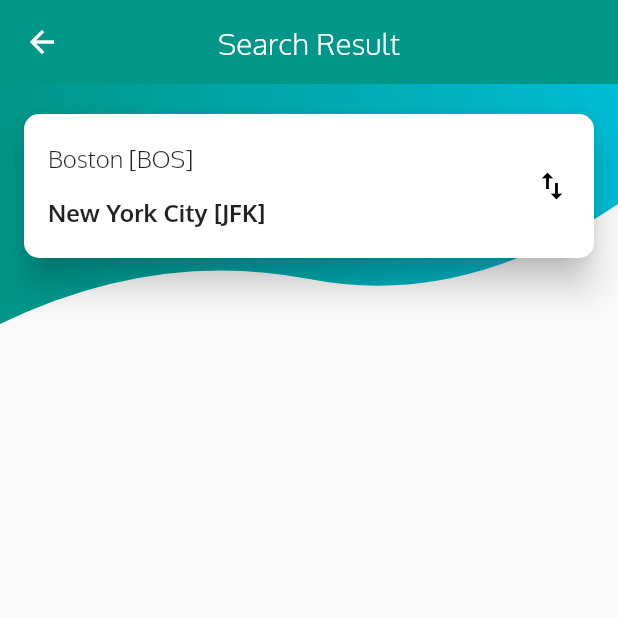
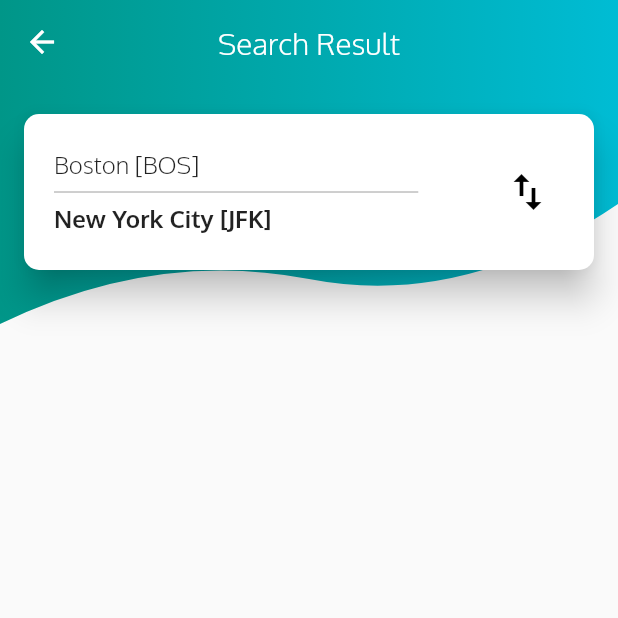
Before and after one commit to ajay1706/Flight-UI, a Flutter app: the FlightListScreen screen opened directly, on a phone screen of 412 x 824 dp, the top half of it. Run offline on Flutter 3.47's test engine with Material 2 defaults, Android fonts, the phone set to English and light mode, and no system bars; our stand-ins replace gradient_app_bar.

Commit message:
adding the top card part

```diff
--- a/flight_app/lib/flight_list.dart
+++ b/flight_app/lib/flight_list.dart
@@ -1,6 +1,7 @@
 import 'package:flight_app/custom_shape_clipper.dart';
 import 'package:flutter/material.dart';
 import './main.dart';
+import 'package:gradient_app_bar/gradient_app_bar.dart';
 
 final Color discountBackgroundColor = Colors.tealAccent.shade200;
 final Color flightBorderColor = Color(0xFFE6E6E6);
@@ -10,9 +11,12 @@ class FlightListScreen extends StatelessWidget {
   @override
   Widget build(BuildContext context) {
     return Scaffold(
-      appBar: AppBar(
+      appBar: GradientAppBar(
         elevation: 0.0,
-        title: Text("Search Result"),
+        title: Text("Search Result",style: TextStyle(fontFamily: "Oxygen"),),
+        gradient: LinearGradient(colors: [
+          Colors.teal,Colors.cyan
+        ]),
         centerTitle: true,
         leading: InkWell(
           child: Icon(Icons.arrow_back),
@@ -53,12 +57,13 @@ class FlightListTopPart extends StatelessWidget {
               margin: EdgeInsets.symmetric(horizontal: 16),
               elevation: 10,
               child: Container(
-                padding: EdgeInsets.symmetric(horizontal:16, vertical: 20),
+                padding: EdgeInsets.symmetric(horizontal:20, vertical: 24),
                 child: Row(
                   mainAxisSize: MainAxisSize.max,
-                  mainAxisAlignment: MainAxisAlignment.spaceBetween,
                   children: <Widget>[
-                    Column(
+                    Expanded(
+                      flex: 5,
+                                          child: Column(
                         crossAxisAlignment: CrossAxisAlignment.start,
                         mainAxisAlignment: MainAxisAlignment.center,
                         children: <Widget>[
@@ -67,7 +72,11 @@ class FlightListTopPart extends StatelessWidget {
                           Text("New York City [JFK]", style:TextStyle(fontSize:16.0,fontWeight: FontWeight.bold )),
                         ],
                       ),
-                    Icon(Icons.import_export,color:Colors.black)
+                    ),
+                    Spacer(),
+                    Expanded(
+                      flex: 1,
+                      child: Icon(Icons.import_export,color:Colors.black, size: 32,))
                   ],
 
                 ),
--- a/flight_app/pubspec.yaml
+++ b/flight_app/pubspec.yaml
@@ -28,6 +28,7 @@ dependencies:
 dev_dependencies:
   flutter_test:
     sdk: flutter
+  gradient_app_bar:
 
 
 # For information on the generic Dart part of this file, see the
```
Also changed, not shown: flight_app/pubspec.lock. Lines whose indentation alone changed are shown as unchanged.
